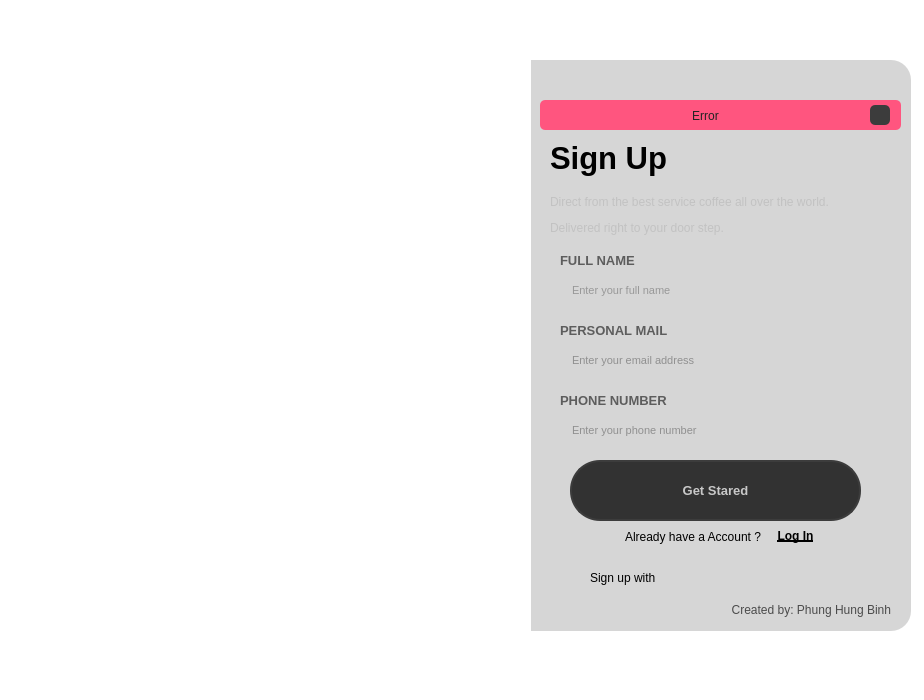
First picture: the form in Login.ui, repository leonardin999/Restaurant-Management-Systems-GUI-RMS-, before the edit.
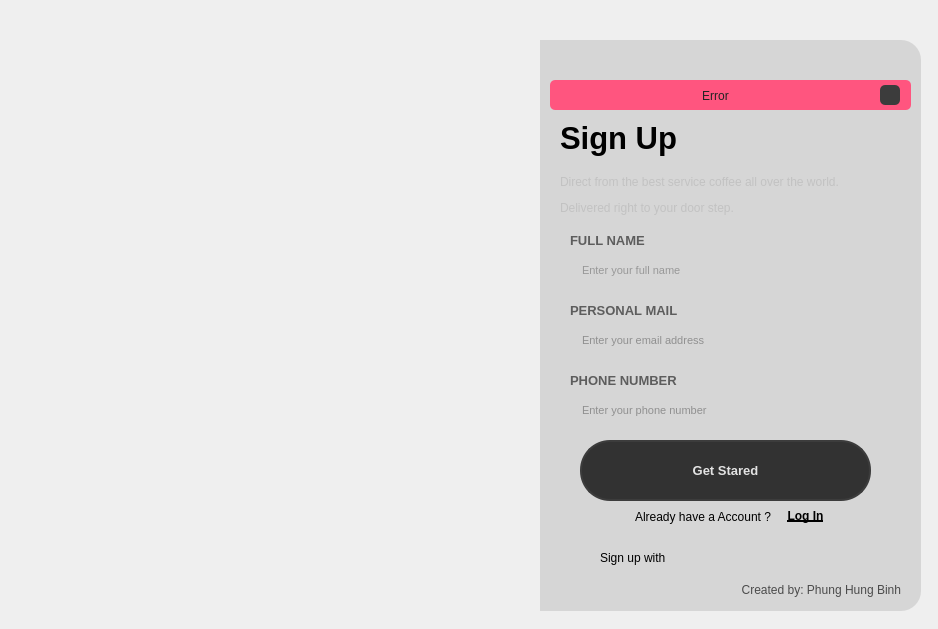
Second picture: the form after the edit. The open tabs and pages were chosen to show the change. Icons and pictures are not drawn.

What changed in the file:
```diff
--- a/Login.ui
+++ b/Login.ui
@@ -6,75 +6,40 @@
    <rect>
     <x>0</x>
     <y>0</y>
-    <width>924</width>
-    <height>700</height>
+    <width>938</width>
+    <height>629</height>
    </rect>
   </property>
-  <property name="minimumSize">
-   <size>
-    <width>500</width>
-    <height>700</height>
-   </size>
-  </property>
-  <property name="font">
-   <font>
-    <family>Segoe UI</family>
-    <pointsize>10</pointsize>
-   </font>
-  </property>
   <property name="windowTitle">
-   <string>Login</string>
-  </property>
-  <property name="windowIcon">
-   <iconset resource="../GUI Designer Source/Login_PyQt5/file_rc.qrc">
-    <normaloff>:/Icon/Images/Icon.ico</normaloff>:/Icon/Images/Icon.ico</iconset>
-  </property>
-  <property name="styleSheet">
-   <string notr="true">color: rgb(200, 200, 200);
-background-color: rgb(10, 10, 10);</string>
+   <string>MainWindow</string>
   </property>
   <widget class="QWidget" name="centralwidget">
-   <property name="styleSheet">
-    <string notr="true">background-color: rgb(255, 255, 255);</string>
-   </property>
-   <layout class="QVBoxLayout" name="verticalLayout">
-    <property name="spacing">
-     <number>0</number>
-    </property>
-    <property name="leftMargin">
-     <number>0</number>
-    </property>
-    <property name="topMargin">
-     <number>0</number>
-    </property>
-    <property name="rightMargin">
-     <number>0</number>
-    </property>
-    <property name="bottomMargin">
-     <number>0</number>
-    </property>
-    <item>
-     <widget class="QFrame" name="content">
-      <property name="maximumSize">
-       <size>
-        <width>16777215</width>
-        <height>600</height>
-       </size>
-      </property>
+   <widget class="QFrame" name="frame">
+    <property name="geometry">
+     <rect>
+      <x>20</x>
+      <y>40</y>
+      <width>521</width>
+      <height>571</height>
+     </rect>
+    </property>
       <property name="styleSheet">
-       <string notr="true"/>
+     <string notr="true">background-image:url(:/images/images/Special Healthy Salad Restaurant Menu Instagram Post.png);
+border-top-left-radius: 20px;
+border-bottom-left-radius: 20px;</string>
       </property>
       <property name="frameShape">
-       <enum>QFrame::NoFrame</enum>
+     <enum>QFrame::StyledPanel</enum>
       </property>
       <property name="frameShadow">
        <enum>QFrame::Raised</enum>
       </property>
+   </widget>
       <widget class="QFrame" name="login_area">
        <property name="geometry">
         <rect>
-         <x>530</x>
-         <y>10</y>
+      <x>540</x>
+      <y>40</y>
          <width>381</width>
          <height>571</height>
         </rect>
@@ -182,6 +147,7 @@
 	background-color: rgb(50, 50, 50);
 	border: 2px solid rgb(60, 60, 60);
 	border-radius: 30px;
+	color: rgb(227, 227, 227);
 }
 QPushButton:hover {	
 	background-color: rgb(60, 60, 60);
@@ -1039,30 +1005,6 @@
         </property>
        </widget>
       </widget>
-      <widget class="QFrame" name="frame">
-       <property name="geometry">
-        <rect>
-         <x>10</x>
-         <y>10</y>
-         <width>521</width>
-         <height>571</height>
-        </rect>
-       </property>
-       <property name="styleSheet">
-        <string notr="true">background-image: url(:/images/images/Special Healthy Salad Restaurant Menu Instagram Post.png);
-border-top-left-radius: 20px;
-border-bottom-left-radius: 20px;</string>
-       </property>
-       <property name="frameShape">
-        <enum>QFrame::StyledPanel</enum>
-       </property>
-       <property name="frameShadow">
-        <enum>QFrame::Raised</enum>
-       </property>
-      </widget>
-     </widget>
-    </item>
-   </layout>
   </widget>
  </widget>
  <resources>
```
Left out of the diff: 10 changed lines with no effect on the pictures. Lines whose indentation alone changed are shown as unchanged.
